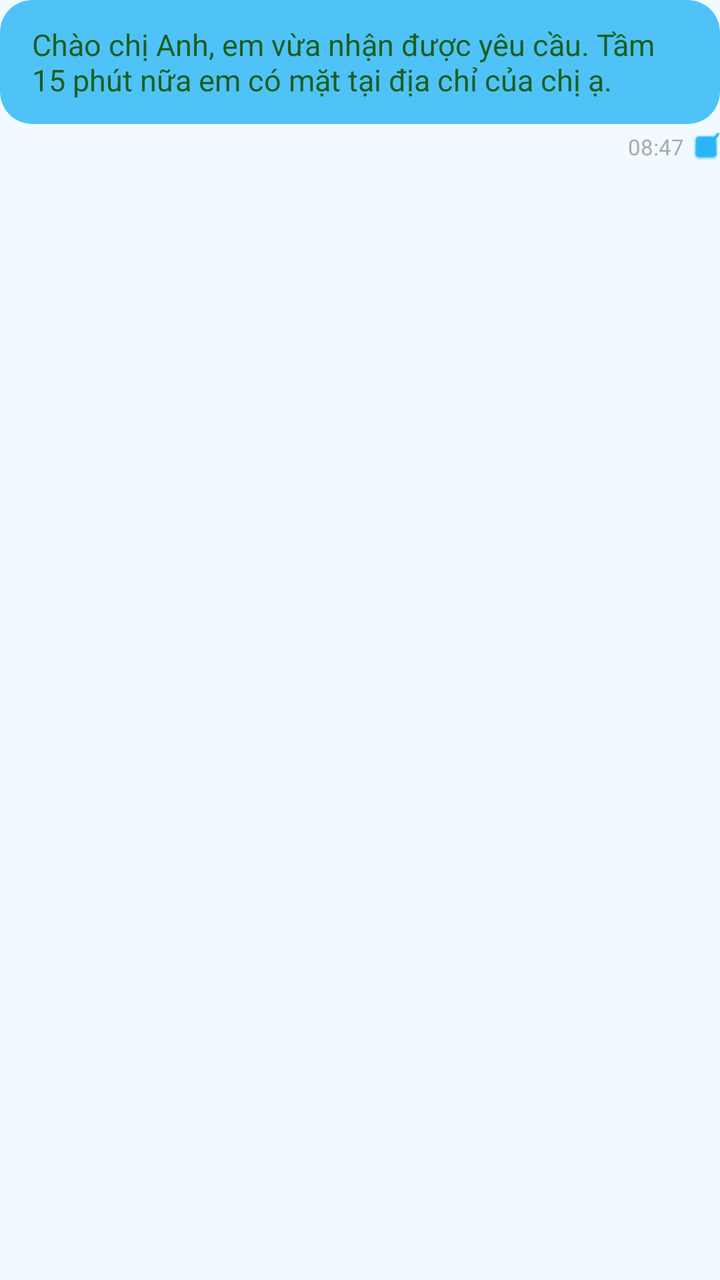
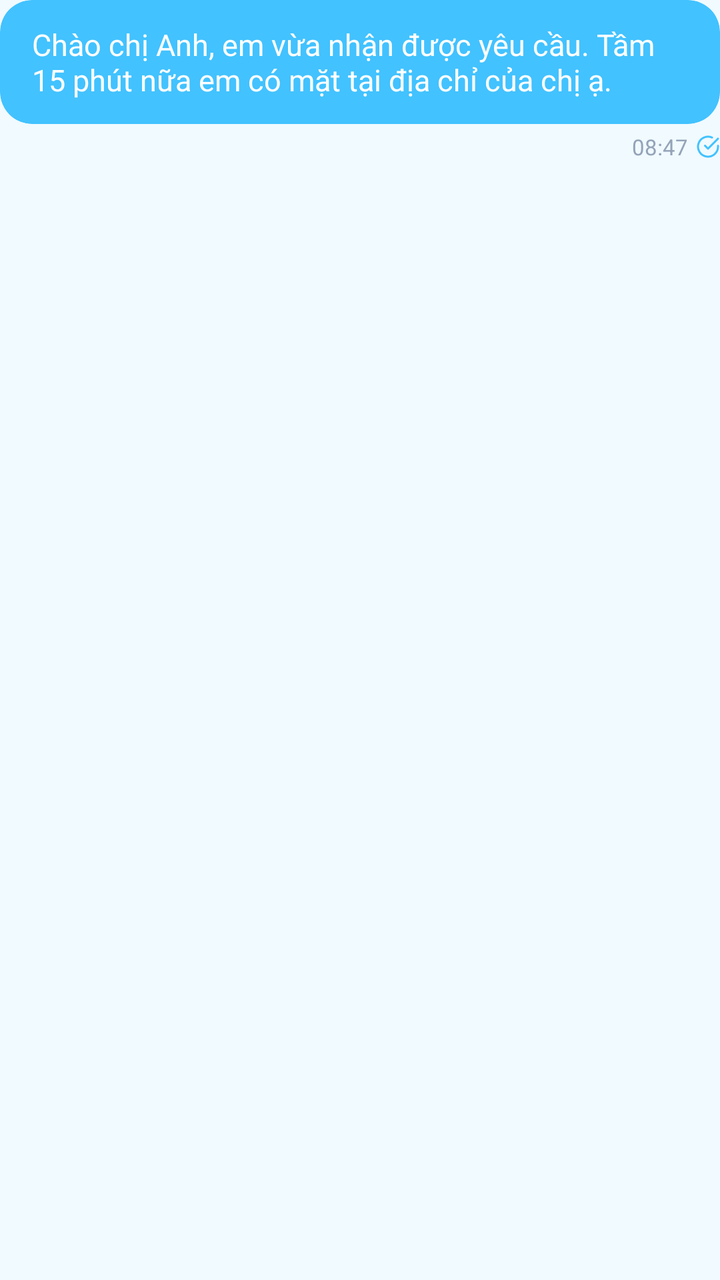

The first picture is an Android layout as it rendered before a commit; the second is the same layout after the commit. The layout source and the unified diff follow.
<!-- AndroidManifest.xml: application theme Theme.FixItVN -->
<!-- res/layout/item_message_sent.xml -->
<?xml version="1.0" encoding="utf-8"?>
<androidx.constraintlayout.widget.ConstraintLayout
    xmlns:android="http://schemas.android.com/apk/res/android"
    xmlns:app="http://schemas.android.com/apk/res-auto"
    android:layout_width="match_parent"
    android:layout_height="wrap_content"
    android:layout_marginTop="8dp">

    <com.google.android.material.card.MaterialCardView
        android:id="@+id/cardMessage"
        android:layout_width="wrap_content"
        android:layout_height="wrap_content"
        android:layout_marginStart="60dp"
        app:cardBackgroundColor="#4FC3F7"
        app:cardCornerRadius="16dp"
        app:cardElevation="0dp"
        app:strokeWidth="0dp"
        app:layout_constraintEnd_toEndOf="parent"
        app:layout_constraintTop_toTopOf="parent">

        <TextView
            android:id="@+id/tvMessage"
            android:layout_width="wrap_content"
            android:layout_height="wrap_content"
            android:paddingHorizontal="16dp"
            android:paddingVertical="12dp"
            android:text="Chào chị Anh, em vừa nhận được yêu cầu. Tầm 15 phút nữa em có mặt tại địa chỉ của chị ạ."
            android:textColor="#1B5E20"
            android:textSize="15sp" />
    </com.google.android.material.card.MaterialCardView>

    <LinearLayout
        android:layout_width="wrap_content"
        android:layout_height="wrap_content"
        android:layout_marginTop="4dp"
        android:gravity="center_vertical"
        android:orientation="horizontal"
        app:layout_constraintEnd_toEndOf="parent"
        app:layout_constraintTop_toBottomOf="@id/cardMessage">

        <TextView
            android:id="@+id/tvTime"
            android:layout_width="wrap_content"
            android:layout_height="wrap_content"
            android:text="08:47"
            android:textColor="#AAAAAA"
            android:textSize="11sp" />

        <ImageView
            android:layout_width="14dp"
            android:layout_height="14dp"
            android:layout_marginStart="4dp"
            android:src="@android:drawable/checkbox_on_background"
            app:tint="#29B6F6" />
    </LinearLayout>

</androidx.constraintlayout.widget.ConstraintLayout>
<!-- resources referenced by this layout -->
<resources>
  <style name="Theme.FixItVN" parent="Theme.MaterialComponents.DayNight.NoActionBar">
  
          
          <item name="colorPrimary">#42c2ff</item>
          <item name="colorPrimaryDark">#00658b</item>
          <item name="colorPrimaryVariant">#00658b</item>
          <item name="colorOnPrimary">#ffffff</item>
  
          
          <item name="colorSecondary">#42c2ff</item>
          <item name="colorSecondaryVariant">#1a9fe0</item>
          <item name="colorOnSecondary">#ffffff</item>
  
          
          <item name="android:colorBackground">#f0faff</item>
          <item name="android:windowBackground">#f0faff</item>
          <item name="colorSurface">#ffffff</item>
          <item name="colorOnSurface">#0d1b2a</item>
  
          
          <item name="android:statusBarColor">#ffffff</item>
          <item name="android:windowLightStatusBar">true</item>
  
          
          <item name="android:navigationBarColor">#ffffff</item>
  
      </style>
</resources>

<!-- the commit's change to res/layout/item_message_sent.xml (unified diff, before → after) -->
@@ -11,7 +11,7 @@
         android:layout_width="wrap_content"
         android:layout_height="wrap_content"
         android:layout_marginStart="60dp"
-        app:cardBackgroundColor="#4FC3F7"
+        app:cardBackgroundColor="?attr/colorPrimary"
         app:cardCornerRadius="16dp"
         app:cardElevation="0dp"
         app:strokeWidth="0dp"
@@ -25,7 +25,7 @@
             android:paddingHorizontal="16dp"
             android:paddingVertical="12dp"
             android:text="Chào chị Anh, em vừa nhận được yêu cầu. Tầm 15 phút nữa em có mặt tại địa chỉ của chị ạ."
-            android:textColor="#1B5E20"
+            android:textColor="#FFFFFF"
             android:textSize="15sp" />
     </com.google.android.material.card.MaterialCardView>
 
@@ -43,15 +43,15 @@
             android:layout_width="wrap_content"
             android:layout_height="wrap_content"
             android:text="08:47"
-            android:textColor="#AAAAAA"
+            android:textColor="#94A3B8"
             android:textSize="11sp" />
 
         <ImageView
-            android:layout_width="14dp"
-            android:layout_height="14dp"
+            android:layout_width="12dp"
+            android:layout_height="12dp"
             android:layout_marginStart="4dp"
-            android:src="@android:drawable/checkbox_on_background"
-            app:tint="#29B6F6" />
+            android:src="@drawable/ic_lucide_check_circle"
+            app:tint="?attr/colorPrimary" />
     </LinearLayout>
 
 </androidx.constraintlayout.widget.ConstraintLayout>
<!-- resource entries referenced after the edit -->
@@ -1,5 +1,27 @@
 <!-- resources referenced by this layout -->
 <resources>
+  <!-- drawable ic_lucide_check_circle (drawable) -->
+  <?xml version="1.0" encoding="utf-8"?>
+  <vector xmlns:android="http://schemas.android.com/apk/res/android"
+      android:width="24dp"
+      android:height="24dp"
+      android:viewportWidth="24"
+      android:viewportHeight="24">
+      <path
+          android:pathData="M22,11.08V12a10,10 0,1 1,-5.93 -9.14"
+          android:strokeLineJoin="round"
+          android:strokeWidth="2"
+          android:fillColor="#00000000"
+          android:strokeColor="#000000"
+          android:strokeLineCap="round"/>
+      <path
+          android:pathData="M22,4L12,14.01l-3,-3"
+          android:strokeLineJoin="round"
+          android:strokeWidth="2"
+          android:fillColor="#00000000"
+          android:strokeColor="#000000"
+          android:strokeLineCap="round"/>
+  </vector>
   <style name="Theme.FixItVN" parent="Theme.MaterialComponents.DayNight.NoActionBar">
   
           
